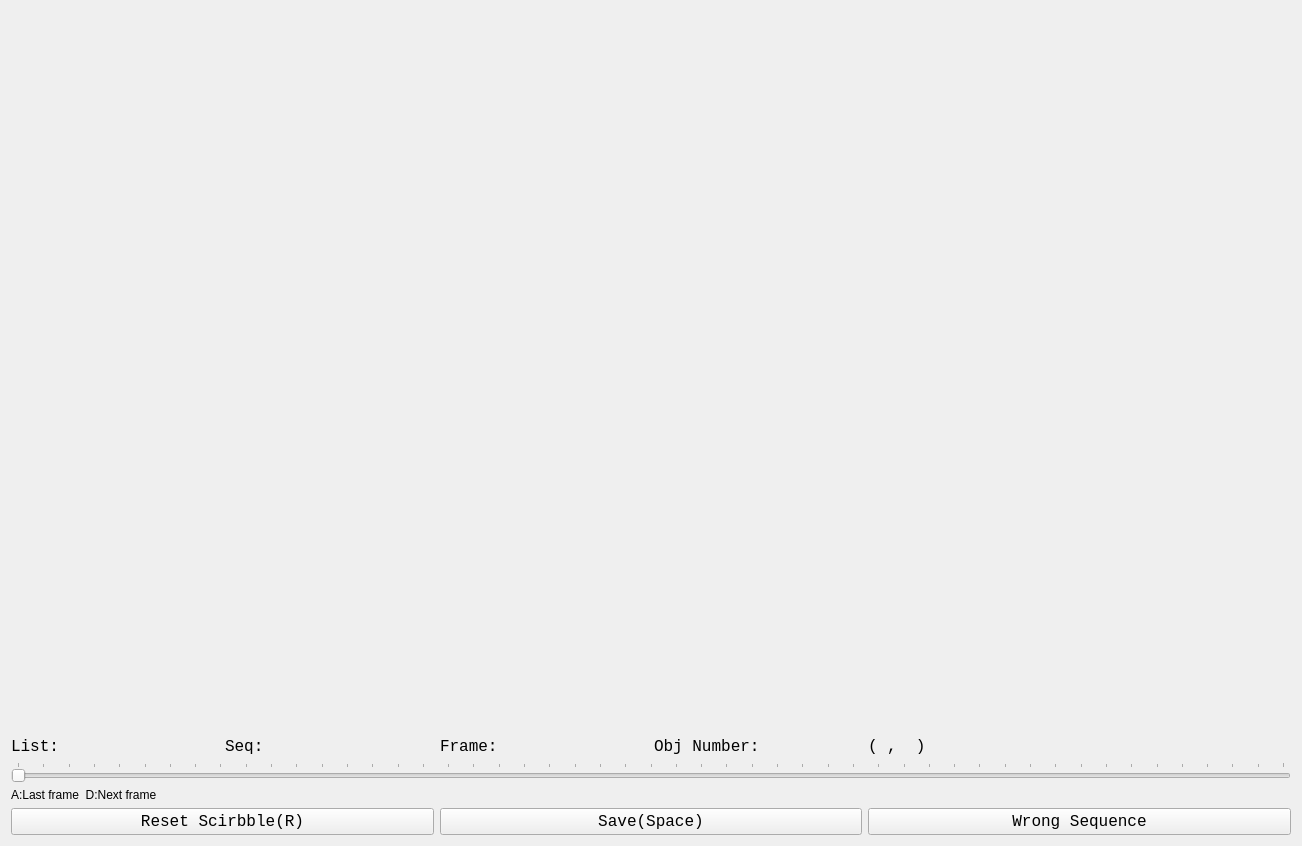
The window that scribble_collector_UI.ui (ShenhanQian/inital-scribble-collector) describes before a commit, drawn with Qt 5.
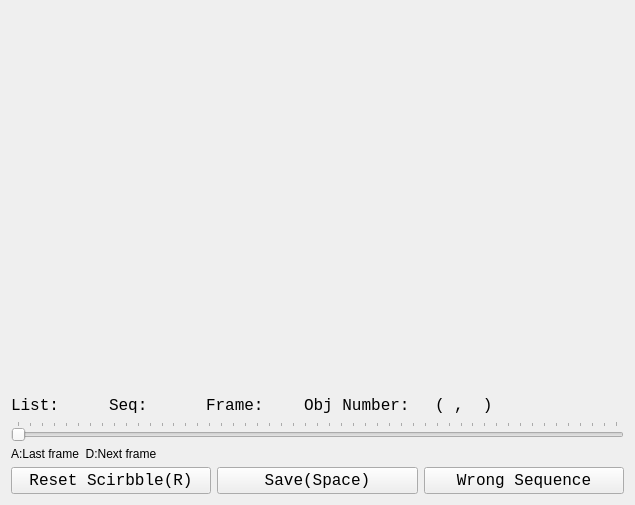
The same window after the commit.

Commit message: Add a new arg: --window_size

```diff
--- a/scribble_collector_UI.ui
+++ b/scribble_collector_UI.ui
@@ -6,8 +6,8 @@
    <rect>
     <x>0</x>
     <y>0</y>
-    <width>1127</width>
-    <height>827</height>
+    <width>635</width>
+    <height>505</height>
    </rect>
   </property>
   <property name="sizePolicy">
@@ -32,8 +32,8 @@
        </property>
        <property name="minimumSize">
         <size>
-         <width>1280</width>
-         <height>720</height>
+         <width>0</width>
+         <height>0</height>
         </size>
        </property>
        <property name="cursor">
```
Left out of the diff: 3 changed lines with no effect on the pictures. The commit also changes 2 other files.
